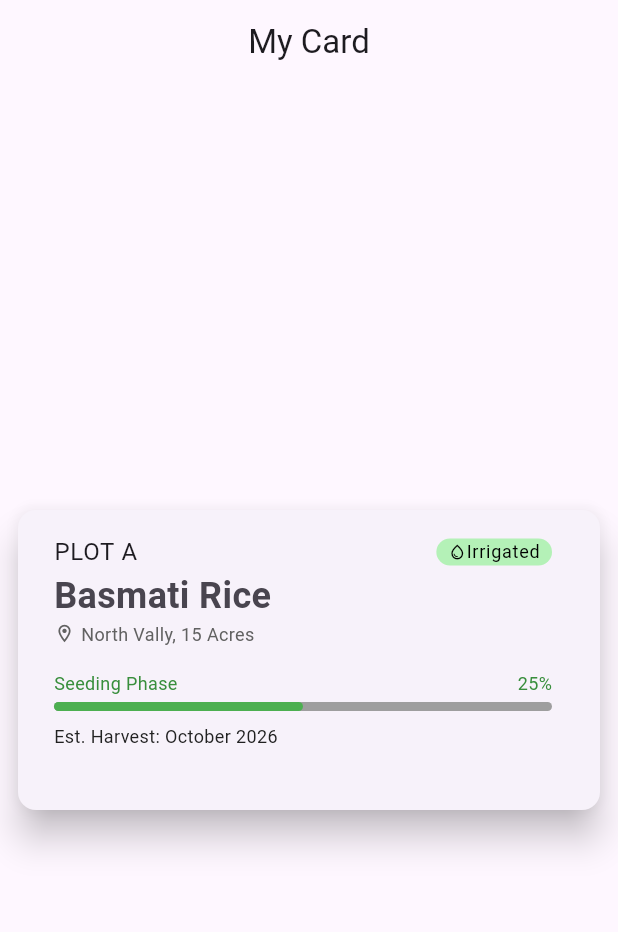
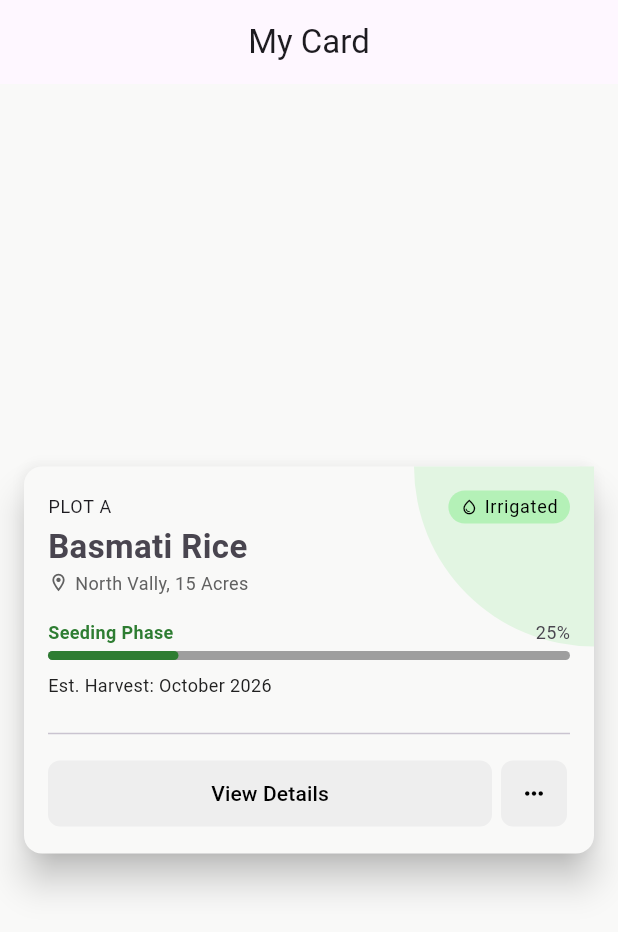
Before and after one commit to shahincse2/Card_with_Progress_Bar_Indicator, a Flutter app: the screen it shows after launch, on a phone screen of 412 x 824 dp. Shown: the top 932 px of the screen. Run offline on Flutter 3.47's test engine with Material 3 defaults, Android fonts, the phone set to English and light mode, and no system bars.

Commit message:
UI Updated

```diff
--- a/lib/features/screens/my_card_screen.dart
+++ b/lib/features/screens/my_card_screen.dart
@@ -11,48 +11,75 @@ class _MyCardScreenState extends State<MyCardScreen> {
   @override
   Widget build(BuildContext context) {
     return Scaffold(
-      appBar: AppBar(
-        title: const Text('My Card'),
-        centerTitle: true,
-      ),
+      backgroundColor: Color(0xffF9F9F8),
+      appBar: AppBar(title: const Text('My Card'), centerTitle: true),
       body: Center(
         child: Padding(
-          padding: const EdgeInsets.all(8.0),
+          padding: const EdgeInsets.all(16),
           child: Card(
+            margin: EdgeInsets.all(0),
+            color: Color(0xffF9F9F8),
             elevation: 10,
             shadowColor: Colors.black,
             shape: RoundedRectangleBorder(
               borderRadius: BorderRadius.circular(12),
             ),
 
-            child: Expanded(
+            child: Stack(
+              children: [
+                Positioned(
+                  top: 0,
+                  right: 0,
                   child: Container(
-                height: 200,
-                width: double.infinity,
-                child: ListView.builder(
-                    itemCount: 1,
-                    itemBuilder: (context, index){
-                      return Padding(
-                        padding: const EdgeInsets.all(8.0),
-                        child: ListTile(
+                    height: 120,
+                    width: 120,
+                    decoration: BoxDecoration(
+                      borderRadius: BorderRadius.only(
+                        bottomLeft: Radius.circular(120),
+
+                      ),
+                      color: Color(0xffE2F5E2),
+
+                    ),
+                  ),
+                ),
+                Column(
+                  mainAxisSize: MainAxisSize.min,
+                  children: [
+                    ListTile(
+                      contentPadding: EdgeInsets.symmetric(horizontal: 16, vertical: 8),
+
                       title: Row(
                         mainAxisAlignment: MainAxisAlignment.spaceBetween,
                         children: [
-                              Text('PLOT A'),
+                          Text('PLOT A', style: TextStyle(fontSize: 12,),),
                           Container(
-                                //height: 30,
-                                //width: 100,
                             decoration: BoxDecoration(
                               color: Color(0xffB4F1B7),
                               borderRadius: BorderRadius.circular(40),
                             ),
                             child: Padding(
-                                    padding: const EdgeInsets.symmetric(horizontal: 8),
+                              padding: const EdgeInsets.symmetric(
+                                horizontal: 8,
+                                vertical: 2,
+                              ),
                               child: Row(
-                                      mainAxisAlignment: MainAxisAlignment.spaceEvenly,
+                                mainAxisAlignment:
+                                    MainAxisAlignment.spaceEvenly,
                                 children: [
-                                        Icon(Icons.water_drop_outlined, color: Colors.black, size: 12,),
-                                        Text('Irrigated',style: TextStyle(color: Colors.black, fontSize: 12,),),
+                                  Icon(
+                                    Icons.water_drop_outlined,
+                                    color: Colors.black,
+                                    size: 12,
+                                  ),
+                                  const SizedBox(width: 4,),
+                                  Text(
+                                    'Irrigated',
+                                    style: TextStyle(
+                                      color: Colors.black,
+                                      fontSize: 12,
+                                    ),
+                                  ),
                                 ],
                               ),
                             ),
@@ -62,44 +89,148 @@ class _MyCardScreenState extends State<MyCardScreen> {
                       subtitle: Column(
                         crossAxisAlignment: CrossAxisAlignment.start,
                         children: [
-                              Text('Basmati Rice', style: TextStyle(fontSize: 24, fontWeight: FontWeight.bold),),
+                          Text(
+                            'Basmati Rice',
+                            style: TextStyle(
+                              fontSize: 22,
+                              fontWeight: FontWeight.bold,
+                            ),
+                          ),
                           Row(
                             children: [
-                                  Icon(Icons.location_on_outlined, size: 14, color: Colors.grey[700],),
-                                  const SizedBox(width: 4,),
-                                  Text('North Vally, 15 Acres', style: TextStyle(fontSize: 12, color: Colors.grey[700]),),
+                              Icon(
+                                Icons.location_on_outlined,
+                                size: 14,
+                                color: Colors.grey[700],
+                              ),
+                              const SizedBox(width: 4),
+                              Text(
+                                'North Vally, 15 Acres',
+                                style: TextStyle(
+                                  fontSize: 12,
+                                  color: Colors.grey[700],
+                                ),
+                              ),
                             ],
                           ),
 
-                              const SizedBox(height: 16,),
+                          const SizedBox(height: 16),
 
                           Row(
                             mainAxisAlignment: MainAxisAlignment.spaceBetween,
                             children: [
-                                  Text('Seeding Phase', style: TextStyle(fontSize: 12, color: Colors.green[700]),),
-                                  Text('25%', style: TextStyle(fontSize: 12, color: Colors.green[700]),),
+                              Text(
+                                'Seeding Phase',
+                                style: TextStyle(
+                                  fontSize: 12,
+                                  fontWeight: FontWeight.bold,
+                                  color: Colors.green.shade800,
+                                ),
+                              ),
+                              Text(
+                                '25%',
+                                style: TextStyle(
+                                  fontSize: 12,
+                                ),
+                              ),
                             ],
                           ),
-                              const SizedBox(height: 4,),
+                          const SizedBox(height: 4),
                           LinearProgressIndicator(
-                                value: 0.5,
-                                color: Colors.green,
+                            value: 0.25,
+                            color: Colors.green.shade800,
                             backgroundColor: Colors.grey,
                             minHeight: 6,
                             borderRadius: BorderRadius.circular(12),
                           ),
-                              const SizedBox(height: 8,),
-                              Text('Est. Harvest: October 2026', style: TextStyle(fontSize: 12, color: Colors.grey[900],),),
+                          const SizedBox(height: 8),
+                          Text(
+                            'Est. Harvest: October 2026',
+                            style: TextStyle(
+                              fontSize: 12,
+                              color: Colors.grey[900],
+                            ),
+                          ),
+                          const SizedBox(height: 16),
+
+                          Divider(),
+                          const SizedBox(height: 8),
+                          Row(
+                            mainAxisAlignment: MainAxisAlignment.spaceBetween,
+                            children: [
+                              Expanded(
+                                child: FilledButton(
+                                  style: ButtonStyle(
+                                    padding: WidgetStateProperty.all(
+                                      EdgeInsets.all(0),
+                                    ),
+                                    minimumSize: WidgetStateProperty.all(
+                                      Size(44, 44),
+                                    ),
+                                    maximumSize: WidgetStateProperty.all(
+                                      Size(double.infinity, 44),
+                                    ),
+                                    backgroundColor: WidgetStateProperty.all(
+                                      Colors.grey[200],
+                                    ),
+                                    shape: WidgetStateProperty.all(
+                                      RoundedRectangleBorder(
+                                        borderRadius: BorderRadius.circular(
+                                          8,
+                                        ),
+                                      ),
+                                    ),
+                                  ),
+                                  onPressed: _viewDetailsButton,
+                                  child: Text(
+                                    'View Details',
+                                    style: TextStyle(color: Colors.black),
+                                  ),
+                                ),
+                              ),
+                              const SizedBox(width: 4),
+                              FilledButton(
+                                style: ButtonStyle(
+                                  padding: WidgetStateProperty.all(
+                                    EdgeInsets.all(0),
+                                  ),
+                                  minimumSize: WidgetStateProperty.all(
+                                    Size(44, 44),
+                                  ),
+                                  backgroundColor: WidgetStateProperty.all(
+                                    Colors.grey[200],
+                                  ),
+                                  shape: WidgetStateProperty.all(
+                                    RoundedRectangleBorder(
+                                      borderRadius: BorderRadius.circular(8),
+                                    ),
+                                  ),
+                                ),
+                                onPressed: _moreVertButton,
+                                child: Icon(
+                                  Icons.more_horiz_outlined,
+                                  color: Colors.black,
+                                ),
+                              ),
+                            ],
+                          ),
                         ],
                       ),
                     ),
-                      );
-                    }),
+                  ],
                 ),
+              ],
             ),
           ),
         ),
       ),
     );
   }
+
+  void _viewDetailsButton() {
+    //TODO: View Details Button
   }
+  void _moreVertButton() {
+    //TODO: More Vert Button
+  }
+}
```
Lines whose indentation alone changed are shown as unchanged.
